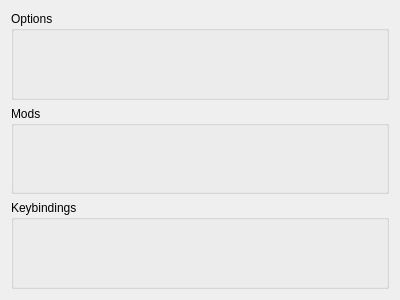
Old version of the form ui/OptionsTab.ui in the repository Squirtle/lazy-newb-pack-qt.
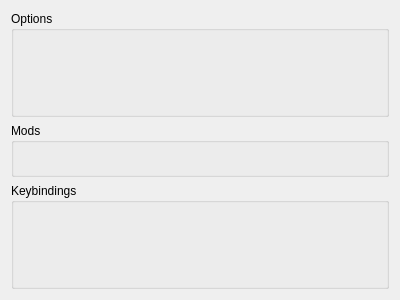
New version of the form.

Commit message:
Add a nifty editing widget to handle config options of numbers up to arbitrary lengths.
Using it right now for the BABY_CAP and POPULATION_CAP

Diff of the .ui file:
```diff
--- a/ui/OptionsTab.ui
+++ b/ui/OptionsTab.ui
@@ -13,7 +13,7 @@
   <property name="windowTitle">
    <string>Form</string>
   </property>
-  <layout class="QVBoxLayout" name="verticalLayout">
+  <layout class="QVBoxLayout" name="verticalLayout" stretch="100,50,100">
    <item>
     <widget class="QGroupBox" name="optionsGroup">
      <property name="title">
```
The commit also changes 6 other files.
